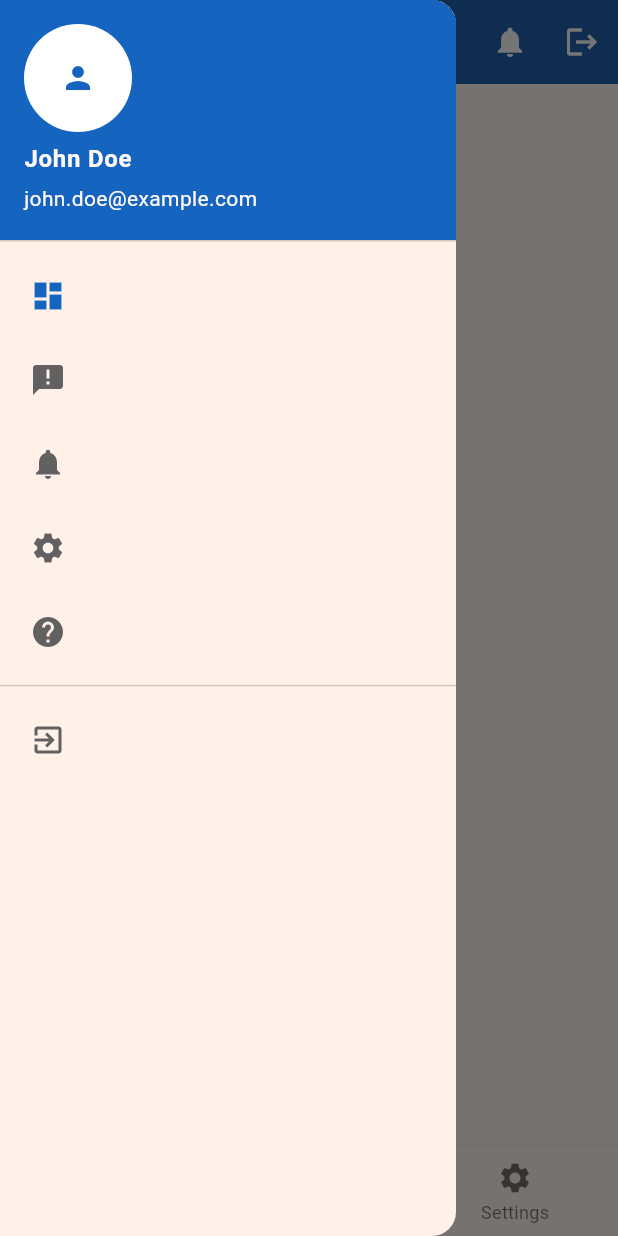
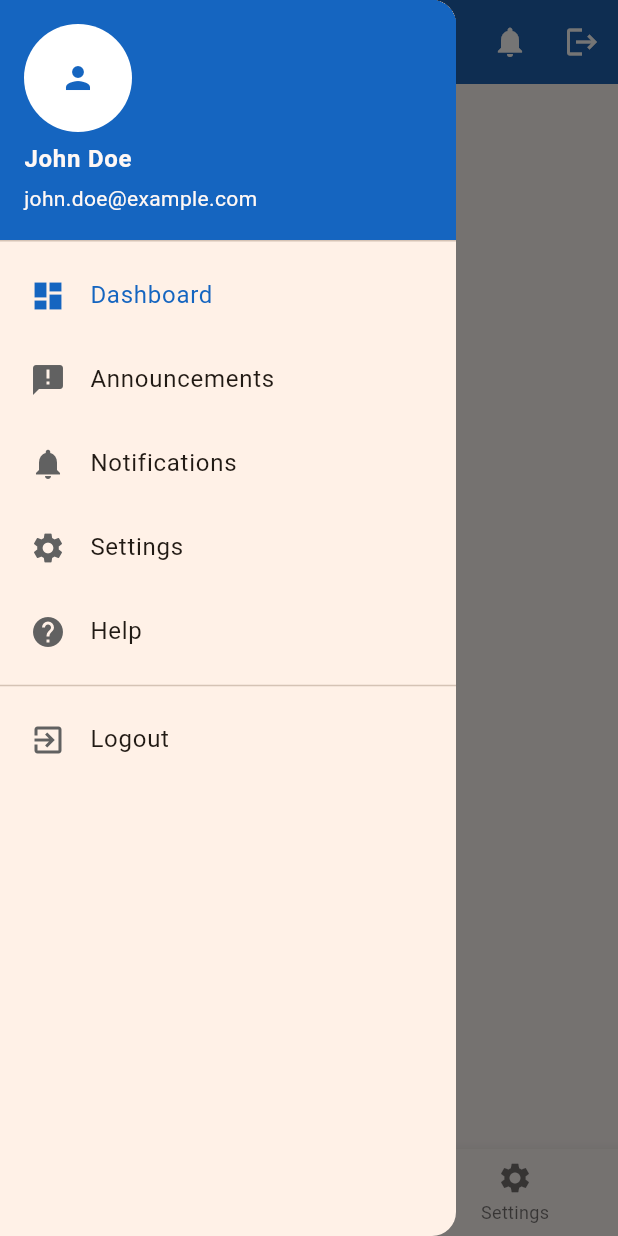
Before and after one commit to Gagendraghalley/Desuung-APP, a Flutter app: the screen it shows after launch, with the side drawer open, on a phone screen of 412 x 824 dp. Run offline on Flutter 3.47's test engine with Material 3 defaults, Android fonts, the phone set to English and light mode, and no system bars; our stand-ins replace image_picker.

Commit message:
pushing new changes

```diff
--- a/lib/main.dart
+++ b/lib/main.dart
@@ -33,6 +33,7 @@
 }
 
 class _MainScreenState extends State<MainScreen> {
+  int _selectedIndex = 0;
   static final List<Widget> _widgetOptions = <Widget>[
     DashboardScreen(),
   ];
--- a/lib/screens/dashboard_screen.dart
+++ b/lib/screens/dashboard_screen.dart
@@ -2,6 +2,8 @@
 import 'announcement_screen.dart';
 import 'profile_screen.dart';
 import 'notification_screen.dart';
+import 'login_screen.dart'; // Added missing import
+import 'settings_screen.dart'; // Added missing import
 
 class DashboardScreen extends StatefulWidget {
   const DashboardScreen({super.key});
@@ -12,7 +14,7 @@
 
 class _DashboardScreenState extends State<DashboardScreen> {
   int _selectedIndex = 0;
-  static  final List<Widget> _widgetOptions = <Widget>[
+  static final List<Widget> _widgetOptions = <Widget>[
     const Center(
       child: Text(
         'Home Screen',
@@ -34,18 +36,11 @@
     });
   }
 
-
-
-
-
-
-
-  ];
   @override
   Widget build(BuildContext context) {
     return Scaffold(
       appBar: AppBar(
-        title: Text(
+        title: const Text(
           'Dashboard',
           style: TextStyle(
             color: Colors.white,
@@ -54,17 +49,17 @@
           ),
         ),
         backgroundColor: Colors.blue[800],
-        iconTheme: IconThemeData(color: Colors.white),
+        iconTheme: const IconThemeData(color: Colors.white),
         elevation: 4,
         actions: [
           IconButton(
-            icon: Icon(Icons.notifications, color: Colors.white),
+            icon: const Icon(Icons.notifications, color: Colors.white),
             onPressed: () {
               // Handle notifications
             },
           ),
           IconButton(
-            icon: Icon(Icons.logout, color: Colors.white),
+            icon: const Icon(Icons.logout, color: Colors.white),
             onPressed: () {
               Navigator.pushReplacement(
                 context,
@@ -79,8 +74,8 @@
           padding: EdgeInsets.zero,
           children: <Widget>[
             UserAccountsDrawerHeader(
-              accountName: Text("John Doe", style: TextStyle(fontWeight: FontWeight.bold)),
-              accountEmail: Text("john.doe@example.com"),
+              accountName: const Text("John Doe", style: TextStyle(fontWeight: FontWeight.bold)),
+              accountEmail: const Text("john.doe@example.com"),
               currentAccountPicture: CircleAvatar(
                 backgroundColor: Colors.white,
                 child: Icon(Icons.person, color: Colors.blue[800]),
@@ -91,17 +86,18 @@
             ),
             _createDrawerItem(
               icon: Icons.dashboard,
+              text: "Dashboard",
               onTap: () {
                 setState(() {
                   _selectedIndex = 0;
                 });
                 Navigator.pop(context);
               },
-              isSelected: true,
+              isSelected: _selectedIndex == 0,
             ),
             _createDrawerItem(
               icon: Icons.announcement,
-
+              text: "Announcements",
               onTap: () {
                 Navigator.push(
                   context,
@@ -111,31 +107,42 @@
             ),
             _createDrawerItem(
               icon: Icons.notifications,
+              text: "Notifications",
               onTap: () {
-                Navigator.push(context,
-                    MaterialPageRoute(builder: (context) => NotificationScreen()));
+                Navigator.push(
+                  context,
+                  MaterialPageRoute(builder: (context) => NotificationScreen()),
+                );
               },
             ),
             _createDrawerItem(
               icon: Icons.settings,
+              text: "Settings",
               onTap: () {
-                  Navigator.push(context,
-                      MaterialPageRoute(builder: (context) => const SettingsScreen()));
-                }),
+                Navigator.push(
+                  context,
+                  MaterialPageRoute(builder: (context) => const SettingsScreen()),
+                );
+              },
+            ),
             _createDrawerItem(
               icon: Icons.help,
+              text: "Help",
               onTap: () {
                 // Handle help
-                }),
-            Divider(),
+              },
+            ),
+            const Divider(),
             _createDrawerItem(
               icon: Icons.exit_to_app,
+              text: "Logout",
               onTap: () {
                 Navigator.pushReplacement(
                   context,
                   MaterialPageRoute(builder: (context) => const LoginScreen()),
                 );
-                }),
+              },
+            ),
           ],
         ),
       ),
@@ -152,13 +159,17 @@
     );
   }
 
-  Widget _createDrawerItem({required IconData icon, required GestureTapCallback onTap, bool isSelected = false}) {
+  Widget _createDrawerItem({
+    required IconData icon,
+    required String text,
+    required GestureTapCallback onTap,
+    bool isSelected = false,
+  }) {
     return ListTile(
       leading: Icon(icon, color: isSelected ? Colors.blue[800] : Colors.grey[700]),
-
+      title: Text(text),
       onTap: onTap,
-      contentPadding: EdgeInsets.symmetric(horizontal: 20),
-
+      contentPadding: const EdgeInsets.symmetric(horizontal: 20),
       selectedColor: Colors.blue[800],
       selected: isSelected,
     );
@@ -166,22 +177,21 @@
 
   Widget _buildActivityItem(String title, String time, IconData icon) {
     return Card(
-      margin: EdgeInsets.only(bottom: 8),
+      margin: const EdgeInsets.only(bottom: 8),
       elevation: 1,
       child: ListTile(
         leading: Container(
-          padding: EdgeInsets.all(8),
+          padding: const EdgeInsets.all(8),
           decoration: BoxDecoration(
             color: Colors.blue[50],
             shape: BoxShape.circle,
           ),
           child: Icon(icon, color: Colors.blue[800]),
         ),
-        title: Text(title, style: TextStyle(fontWeight: FontWeight.w500)),
+        title: Text(title, style: const TextStyle(fontWeight: FontWeight.w500)),
         subtitle: Text(time, style: TextStyle(color: Colors.grey[600])),
-        trailing: Icon(Icons.chevron_right, color: Colors.grey),
+        trailing: const Icon(Icons.chevron_right, color: Colors.grey),
       ),
     );
   }
-
 }
```
Also changed, not shown: pubspec.lock, 1 other file. Lines whose indentation alone changed are shown as unchanged.
